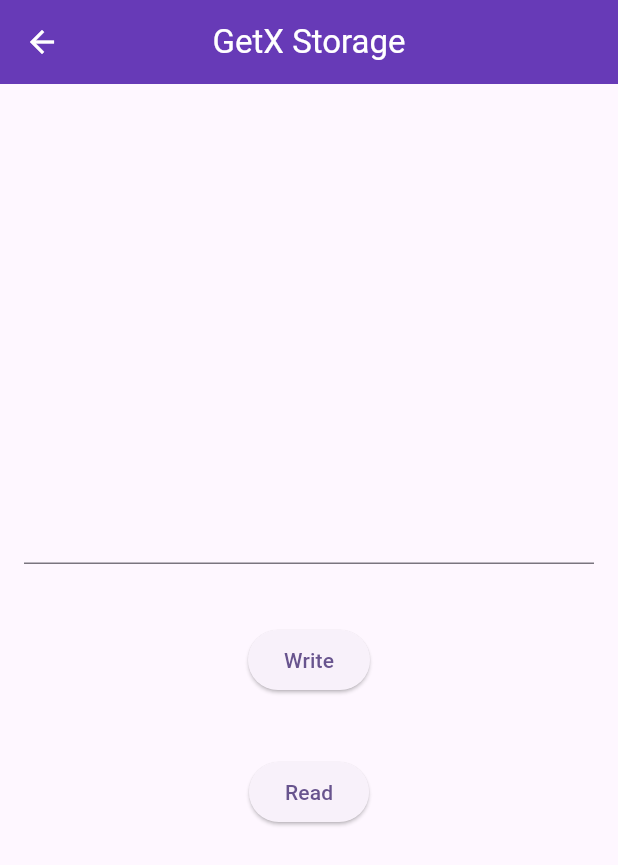
After one commit to aaryandasinfomedia/getx_project, a Flutter app: the screen it shows after launch, scrolled down 176 dp, after a tap on "Get Storage Data", on a phone screen of 412 x 824 dp. The commit adds this screen. Shown: the top 865 px of the screen. Run offline on Flutter 3.47's test engine with Material 2 defaults, Android fonts, the phone set to English and light mode, and no system bars; our stand-ins replace get, get_storage, shared_preferences.

Commit message:
get storage for saved data

```diff
--- a/lib/getx_segment/binding_second_screen.dart
+++ b/lib/getx_segment/binding_second_screen.dart
@@ -14,7 +14,7 @@ class _BindingSecondScreenState extends State<BindingSecondScreen> {
   Widget build(BuildContext context) {
     return Scaffold(
       appBar: AppBar(
-        title: Text('GetX Binding'),
+        title: Text('GetX Storage Data'),
         foregroundColor: Colors.white,
         centerTitle: true,
         backgroundColor: Colors.deepPurple,
--- /dev/null
+++ b/lib/getx_segment/get_storage_screen.dart
@@ -0,0 +1,65 @@
+import 'package:flutter/material.dart';
+import 'package:get_storage/get_storage.dart';
+
+class GetStorageScreen extends StatefulWidget {
+  const GetStorageScreen({super.key});
+
+  @override
+  State<GetStorageScreen> createState() => _GetStorageScreenState();
+}
+
+class _GetStorageScreenState extends State<GetStorageScreen> {
+  var textController = TextEditingController();
+  var storage = GetStorage();
+
+  @override
+  Widget build(BuildContext context) {
+    return Scaffold(
+      appBar:  AppBar(
+        title: const Text('GetX Storage'),
+        foregroundColor: Colors.white,
+        centerTitle: true,
+        backgroundColor: Colors.deepPurple,
+      ),
+      body: Center(
+        child: Column(
+          mainAxisAlignment: MainAxisAlignment.center,
+          crossAxisAlignment: CrossAxisAlignment.center,
+          children: [
+            Padding(
+              padding: const EdgeInsets.all(16),
+              child: TextFormField(
+
+                controller: textController,
+              ),
+            ),
+            const SizedBox(
+              height: 8,
+            ),
+            Padding(
+              padding: const EdgeInsets.all(16),
+              child: ElevatedButton(
+                  onPressed: () {
+                storage.write('email', textController.text);
+              }, child: const Text('Write')
+              ),
+            ),
+            const SizedBox(
+              height: 8,
+            ),
+            Padding(
+              padding: const EdgeInsets.all(16),
+              child: ElevatedButton(
+                  onPressed: () {
+                    storage.read('email');
+                    print('this = ${storage.read('email')}');
+                  }, child: const Text('Read')
+              ),
+            ),
+
+          ],
+        ),
+      ),
+    );
+  }
+}
--- a/lib/getx_segment/home_screen.dart
+++ b/lib/getx_segment/home_screen.dart
@@ -6,6 +6,7 @@ import 'package:getx_project/getx_segment/bottom_sheet.dart';
 import 'package:getx_project/getx_segment/complex_reactive_screen.dart';
 import 'package:getx_project/getx_segment/controller_life_cycle_screen.dart';
 import 'package:getx_project/getx_segment/dependancy_injection_screen.dart';
+import 'package:getx_project/getx_segment/get_storage_screen.dart';
 import 'package:getx_project/getx_segment/getx_sevice_screen.dart';
 import 'package:getx_project/getx_segment/getx_unique_id_screen.dart';
 import 'package:getx_project/getx_segment/internationalization_screen.dart';
@@ -391,6 +392,28 @@ class _HomeScreenState extends State<HomeScreen> {
                     ),
                   ),
 
+                  Padding(
+                    padding: const EdgeInsets.only(top: 15),
+                    child: InkWell(
+                      onTap: () =>   Get.to(const GetStorageScreen()),
+                      child: Container(
+                          height: 40,
+                          width: 220,
+                          decoration: BoxDecoration(
+                              borderRadius: const BorderRadius.all(Radius.circular(5)),
+                              border: Border.all(color: Colors.black),
+                              boxShadow: const [
+                                BoxShadow(
+                                  spreadRadius: 1,
+                                  blurRadius: 1
+                              )],
+                              color: const Color(0xFFF7F1FB)
+                          ),
+                          child: const Center(
+                              child: Text('Get Storage Data', style: TextStyle(fontSize: 18),))),
+                    ),
+                  ),
+
 
                 ],
               ),
--- a/lib/main.dart
+++ b/lib/main.dart
@@ -1,4 +1,5 @@
 import 'package:flutter/material.dart';
+import 'package:get_storage/get_storage.dart';
 import 'package:getx_project/controller/getx_service.dart';
 import 'package:getx_project/getx_segment/home_screen.dart';
 import 'package:get/get.dart';
@@ -10,6 +11,7 @@ import 'package:getx_project/item_classes/localization_class.dart';
 
 Future<void> main() async {
  await initServices();
+ await GetStorage.init();
   runApp(const MyApp());
 }
 
--- a/pubspec.yaml
+++ b/pubspec.yaml
@@ -37,6 +37,7 @@ dependencies:
   cupertino_icons: ^1.0.2
   shared_preferences: ^2.2.2
   http: ^1.1.0
+  get_storage: ^2.1.1
 
 dev_dependencies:
   flutter_test:
```
Also changed, not shown: pubspec.lock.
